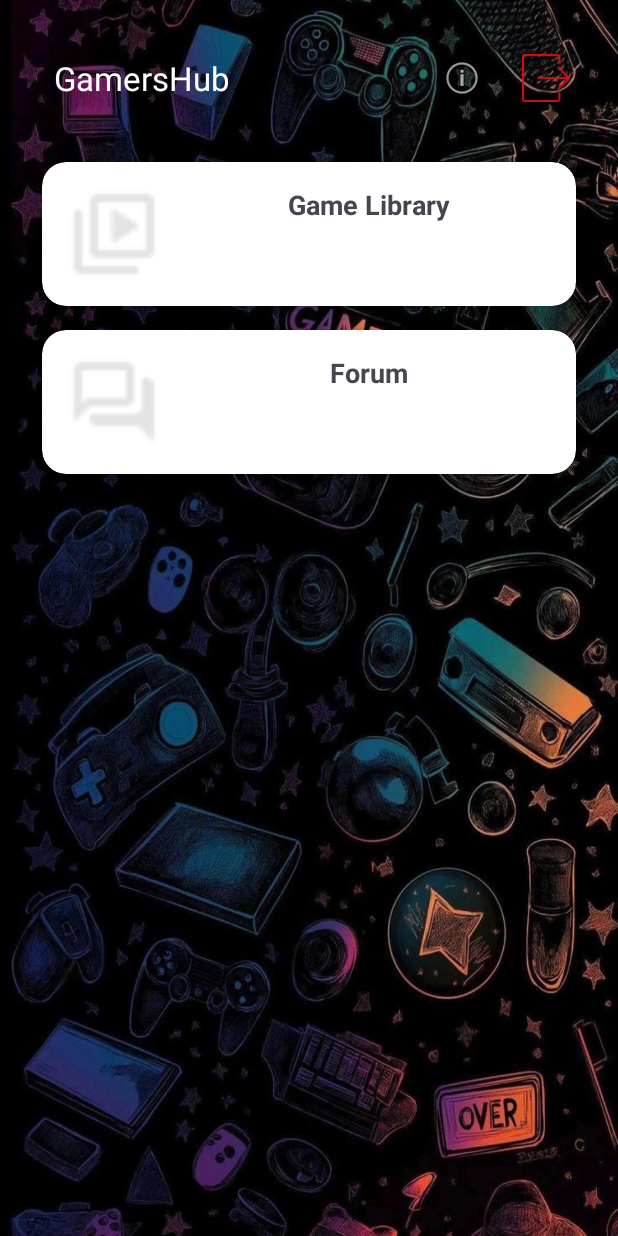
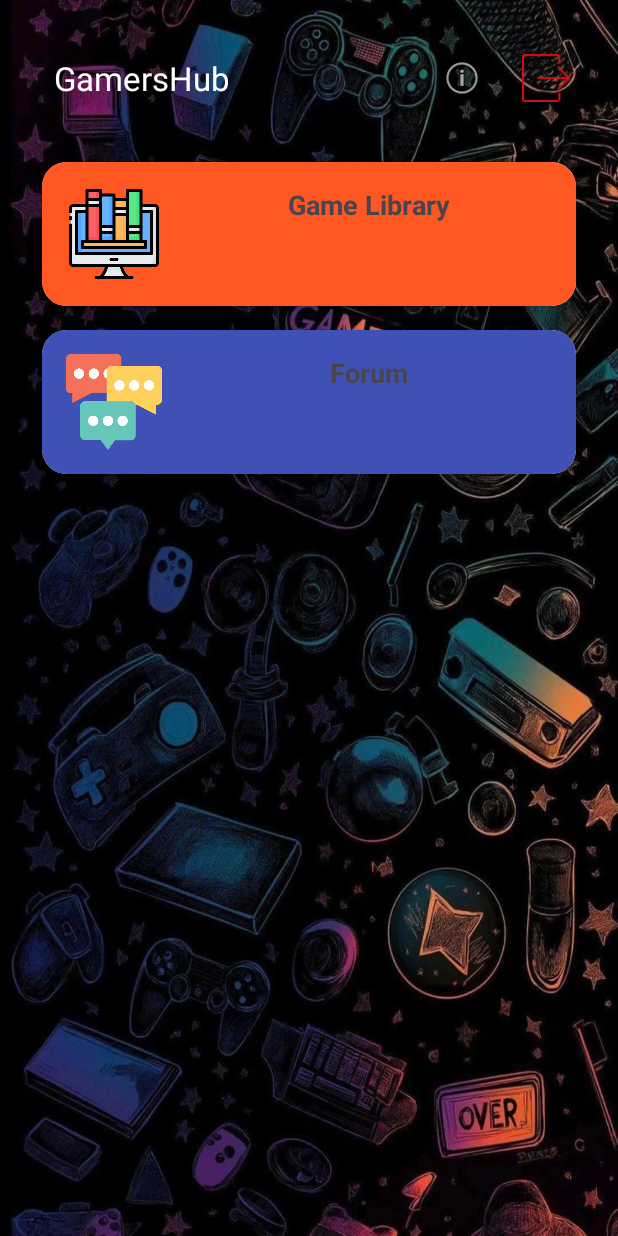
Before and after one commit to jdg3092/GamersHub, an Android app: the MainFragment screen opened through its navigation route, on a phone screen of 412 x 824 dp. Run offline under Robolectric (Android 15) with nearby library versions, the phone set to English and light mode, and no system bars; our stand-ins replace Firebase (no records; nobody signed in at launch, a user with empty details on screens opened directly), navigation-ui.

Commit message:
Update MainFragment and others

```diff
--- a/app/src/main/java/com/example/gamershub/model/MainOption.kt
+++ b/app/src/main/java/com/example/gamershub/model/MainOption.kt
@@ -1,3 +1,3 @@
 package com.example.gamershub.model
 
-data class MainOption(val title:String, val iconResId:Int, val navActionId:Int)
+data class MainOption(val title:String, val iconResId:Int, val navActionId:Int, val backgroundResId: Int)
--- a/app/src/main/java/com/example/gamershub/ui/adapter/MainOptionAdapter.kt
+++ b/app/src/main/java/com/example/gamershub/ui/adapter/MainOptionAdapter.kt
@@ -5,7 +5,9 @@ import android.view.LayoutInflater
 import android.view.View
 import android.view.ViewGroup
 import android.widget.ImageView
+import android.widget.LinearLayout
 import android.widget.TextView
+import androidx.core.content.ContextCompat
 import androidx.recyclerview.widget.RecyclerView
 import com.example.gamershub.R
 import com.example.gamershub.model.MainOption
@@ -18,6 +20,8 @@ class MainOptionAdapter(
     inner class MyHolder(itemView: View) : RecyclerView.ViewHolder(itemView) {
         val image = itemView.findViewById<ImageView>(R.id.imgOption)
         val text = itemView.findViewById<TextView>(R.id.textOption)
+        val container = itemView.findViewById<LinearLayout>(R.id.containerItem)
+
 
     }
 
@@ -35,6 +39,8 @@ class MainOptionAdapter(
         holder.text.text = option.title
         holder.image.setImageResource(option.iconResId)
         holder.itemView.setOnClickListener { onItemClick(option) }
+        holder.container.background = ContextCompat.getDrawable(context, option.backgroundResId)
+
 
     }
 }
--- a/app/src/main/java/com/example/gamershub/ui/fragment/MainFragment.kt
+++ b/app/src/main/java/com/example/gamershub/ui/fragment/MainFragment.kt
@@ -54,8 +54,8 @@ class MainFragment : Fragment() {
 
     private fun configurarRecyclerView() {
         val options = listOf(
-            MainOption("Game Library", R.drawable.ic_game_library, R.id.action_mainFragment_to_gameLibraryFragment),
-            MainOption("Forum", R.drawable.ic_forum, R.id.action_mainFragment_to_forumFragment),
+            MainOption("Game Library", R.drawable.ic_game_library, R.id.action_mainFragment_to_gameLibraryFragment, R.drawable.bg_game_library),
+            MainOption("Forum", R.drawable.ic_forum, R.id.action_mainFragment_to_forumFragment, R.drawable.bg_forum),
 
         )
 
--- /dev/null
+++ b/app/src/main/res/drawable/bg_forum.xml
@@ -0,0 +1,5 @@
+<?xml version="1.0" encoding="utf-8"?>
+<shape xmlns:android="http://schemas.android.com/apk/res/android">
+    <solid android:color="#3F51B5" /> <!-- azul -->
+    <corners android:radius="16dp" />
+</shape>
--- /dev/null
+++ b/app/src/main/res/drawable/bg_game_library.xml
@@ -0,0 +1,5 @@
+<?xml version="1.0" encoding="utf-8"?>
+<shape xmlns:android="http://schemas.android.com/apk/res/android">
+    <solid android:color="#FF5722" /> <!-- naranja -->
+    <corners android:radius="16dp" />
+</shape>
--- a/app/src/main/res/layout/fragment_main.xml
+++ b/app/src/main/res/layout/fragment_main.xml
@@ -28,7 +28,6 @@
         app:layout_constraintStart_toStartOf="parent"
         app:layout_constraintTop_toBottomOf="@+id/toolbarMain"
         android:clipToPadding="false"
-        tools:listitem="@layout/item_main"
         />
 
 
--- a/app/src/main/res/layout/item_main.xml
+++ b/app/src/main/res/layout/item_main.xml
@@ -8,6 +8,7 @@
     app:cardElevation="4dp">
 
     <LinearLayout
+        android:id="@+id/containerItem"
         android:layout_width="match_parent"
         android:layout_height="wrap_content"
         android:orientation="horizontal"
```
Also changed, not shown: app/src/main/res/drawable/ic_forum.png, app/src/main/res/drawable/ic_game_library.png.
